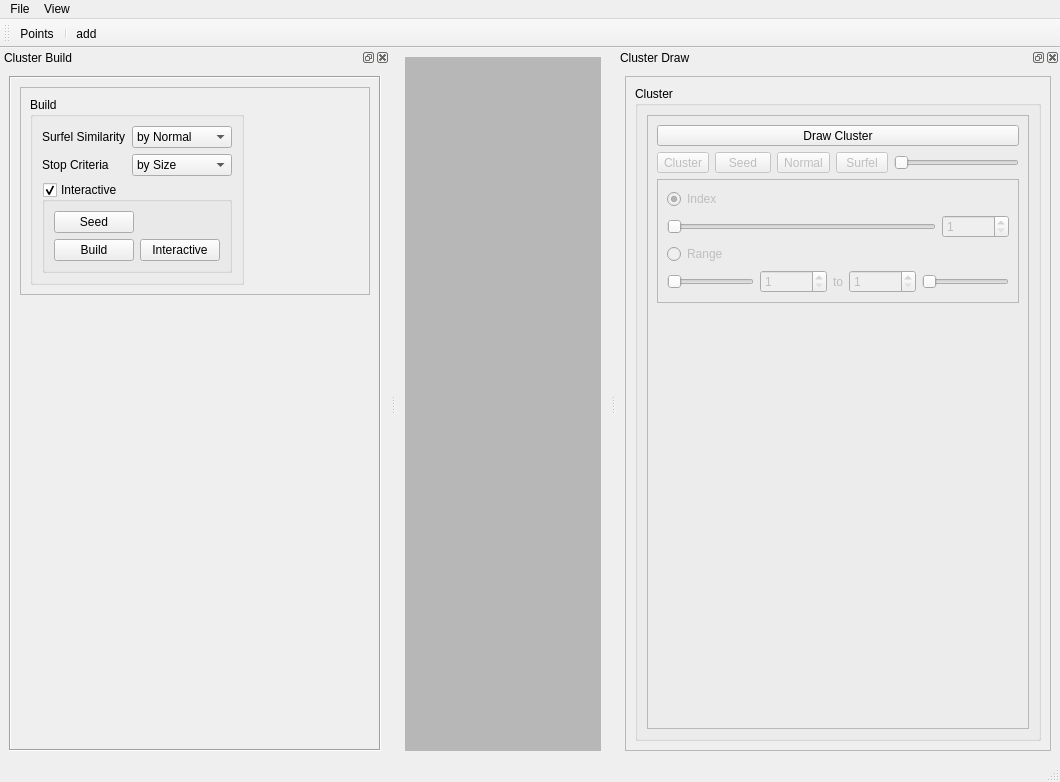
Before: the Qt Designer form lodpbr/Qt/UI/lodpbr.ui in duststorm/lodpbr, drawn with Qt 5.
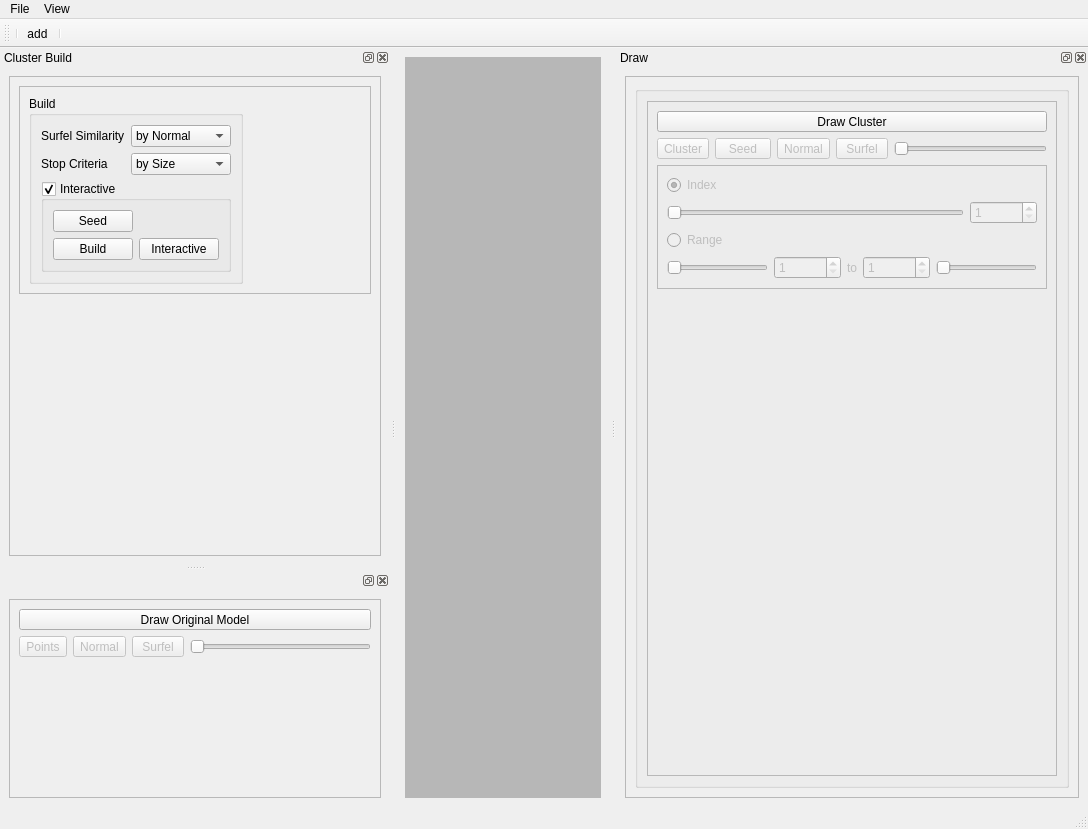
After: the same form once the commit is applied.

Patch:
```diff
--- a/lodpbr/Qt/UI/lodpbr.ui
+++ b/lodpbr/Qt/UI/lodpbr.ui
@@ -9,8 +9,8 @@
    <rect>
     <x>0</x>
     <y>0</y>
-    <width>1060</width>
-    <height>782</height>
+    <width>1088</width>
+    <height>829</height>
    </rect>
   </property>
   <property name="windowTitle">
@@ -50,7 +50,7 @@
     <rect>
      <x>0</x>
      <y>0</y>
-     <width>1060</width>
+     <width>1088</width>
      <height>25</height>
     </rect>
    </property>
@@ -89,7 +89,7 @@
    </property>
    <property name="minimumSize">
     <size>
-     <width>444</width>
+     <width>472</width>
      <height>705</height>
     </size>
    </property>
@@ -97,7 +97,7 @@
     <set>QDockWidget::AllDockWidgetFeatures</set>
    </property>
    <property name="windowTitle">
-    <string>Cluster Draw</string>
+    <string>Draw</string>
    </property>
    <attribute name="dockWidgetArea">
     <number>2</number>
@@ -116,7 +116,7 @@
         <item row="1" column="0">
          <widget class="QGroupBox" name="groupBox_2">
           <property name="title">
-           <string>Cluster</string>
+           <string/>
           </property>
           <layout class="QGridLayout" name="gridLayout_5">
            <item row="0" column="0">
@@ -393,7 +393,7 @@
                </widget>
               </item>
               <item>
-               <spacer name="verticalSpacer_2">
+               <spacer name="verticalSpacer_DrawCluster">
                 <property name="orientation">
                  <enum>Qt::Vertical</enum>
                 </property>
@@ -427,9 +427,9 @@
    <attribute name="toolBarBreak">
     <bool>false</bool>
    </attribute>
-   <addaction name="action_Show_Points"/>
    <addaction name="separator"/>
    <addaction name="actionAdd"/>
+   <addaction name="separator"/>
   </widget>
   <widget class="QDockWidget" name="dockWidgetClusterBuilder">
    <property name="enabled">
@@ -497,10 +497,10 @@
         </size>
        </property>
        <property name="frameShape">
-        <enum>QFrame::Box</enum>
+        <enum>QFrame::StyledPanel</enum>
        </property>
        <property name="frameShadow">
-        <enum>QFrame::Sunken</enum>
+        <enum>QFrame::Plain</enum>
        </property>
        <layout class="QVBoxLayout" name="verticalLayout_2">
         <item>
@@ -637,6 +637,145 @@
     </layout>
    </widget>
   </widget>
+  <widget class="QDockWidget" name="dockWidgetDrawModel">
+   <property name="sizePolicy">
+    <sizepolicy hsizetype="Preferred" vsizetype="Preferred">
+     <horstretch>0</horstretch>
+     <verstretch>0</verstretch>
+    </sizepolicy>
+   </property>
+   <property name="minimumSize">
+    <size>
+     <width>390</width>
+     <height>167</height>
+    </size>
+   </property>
+   <attribute name="dockWidgetArea">
+    <number>1</number>
+   </attribute>
+   <widget class="QWidget" name="dockWidgetContents_2">
+    <layout class="QVBoxLayout" name="verticalLayout_3">
+     <item>
+      <widget class="QFrame" name="frameDrawModel">
+       <property name="sizePolicy">
+        <sizepolicy hsizetype="Preferred" vsizetype="MinimumExpanding">
+         <horstretch>0</horstretch>
+         <verstretch>0</verstretch>
+        </sizepolicy>
+       </property>
+       <property name="frameShape">
+        <enum>QFrame::StyledPanel</enum>
+       </property>
+       <property name="frameShadow">
+        <enum>QFrame::Raised</enum>
+       </property>
+       <layout class="QVBoxLayout" name="verticalLayout_8">
+        <item>
+         <widget class="QToolButton" name="toolButtonDrawModel">
+          <property name="sizePolicy">
+           <sizepolicy hsizetype="Preferred" vsizetype="Preferred">
+            <horstretch>0</horstretch>
+            <verstretch>0</verstretch>
+           </sizepolicy>
+          </property>
+          <property name="text">
+           <string>Draw Original Model</string>
+          </property>
+          <property name="checkable">
+           <bool>true</bool>
+          </property>
+         </widget>
+        </item>
+        <item>
+         <layout class="QHBoxLayout" name="horizontalLayout_Model">
+          <item>
+           <widget class="QToolButton" name="toolButtonModelDrawPoints">
+            <property name="enabled">
+             <bool>false</bool>
+            </property>
+            <property name="text">
+             <string>Points</string>
+            </property>
+            <property name="checkable">
+             <bool>true</bool>
+            </property>
+           </widget>
+          </item>
+          <item>
+           <widget class="QToolButton" name="toolButtonModelDrawNormal">
+            <property name="enabled">
+             <bool>false</bool>
+            </property>
+            <property name="text">
+             <string>Normal</string>
+            </property>
+            <property name="checkable">
+             <bool>true</bool>
+            </property>
+           </widget>
+          </item>
+          <item>
+           <widget class="QToolButton" name="toolButtonModelDrawSurfel">
+            <property name="enabled">
+             <bool>false</bool>
+            </property>
+            <property name="text">
+             <string> Surfel </string>
+            </property>
+            <property name="checkable">
+             <bool>true</bool>
+            </property>
+           </widget>
+          </item>
+          <item>
+           <widget class="QSlider" name="sliderModelSurfelRadius">
+            <property name="enabled">
+             <bool>false</bool>
+            </property>
+            <property name="toolTip">
+             <string>Radius in %</string>
+            </property>
+            <property name="minimum">
+             <number>1</number>
+            </property>
+            <property name="maximum">
+             <number>100</number>
+            </property>
+            <property name="orientation">
+             <enum>Qt::Horizontal</enum>
+            </property>
+            <property name="invertedAppearance">
+             <bool>false</bool>
+            </property>
+            <property name="invertedControls">
+             <bool>false</bool>
+            </property>
+            <property name="tickPosition">
+             <enum>QSlider::NoTicks</enum>
+            </property>
+           </widget>
+          </item>
+         </layout>
+        </item>
+        <item>
+         <spacer name="verticalSpacer_2">
+          <property name="orientation">
+           <enum>Qt::Vertical</enum>
+          </property>
+          <property name="sizeHint" stdset="0">
+           <size>
+            <width>20</width>
+            <height>40</height>
+           </size>
+          </property>
+         </spacer>
+        </item>
+       </layout>
+      </widget>
+     </item>
+    </layout>
+   </widget>
+  </widget>
   <action name="action_Open_File">
    <property name="text">
     <string>Open</string>
@@ -683,17 +822,6 @@
     <string>Cluster Draw</string>
    </property>
   </action>
-  <action name="action_Show_Points">
-   <property name="checkable">
-    <bool>true</bool>
-   </property>
-   <property name="text">
-    <string>Points</string>
-   </property>
-   <property name="shortcut">
-    <string>Ctrl+M</string>
-   </property>
-  </action>
   <action name="actionAdd">
    <property name="text">
     <string>add</string>
```
Left out of the diff: 420 changed lines with no effect on the pictures.
